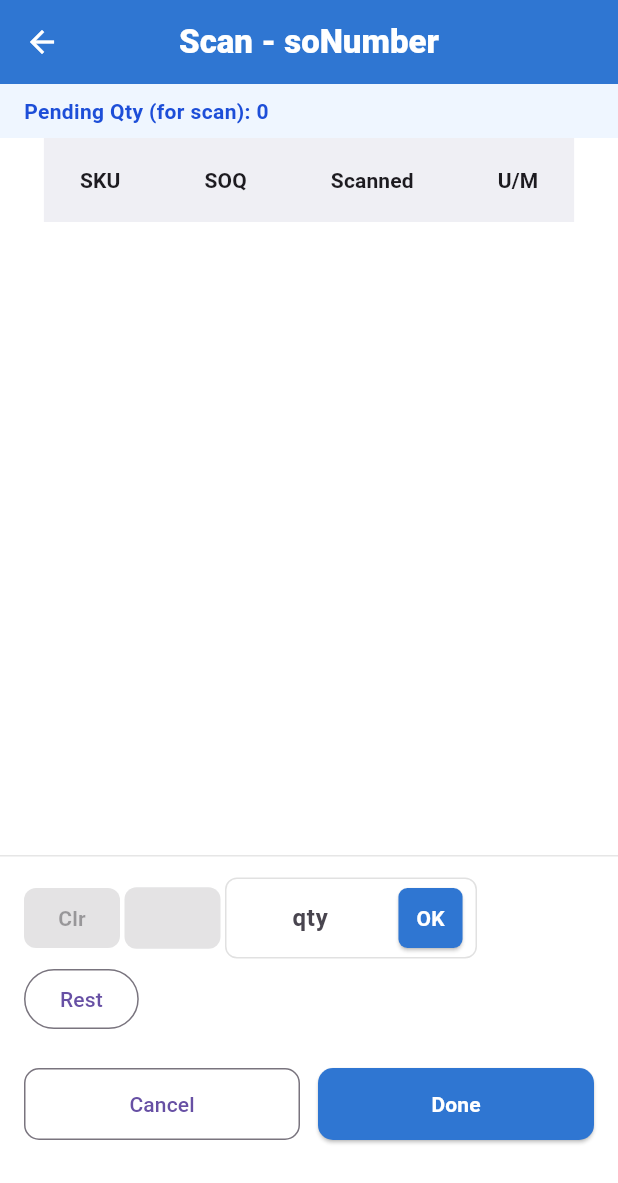
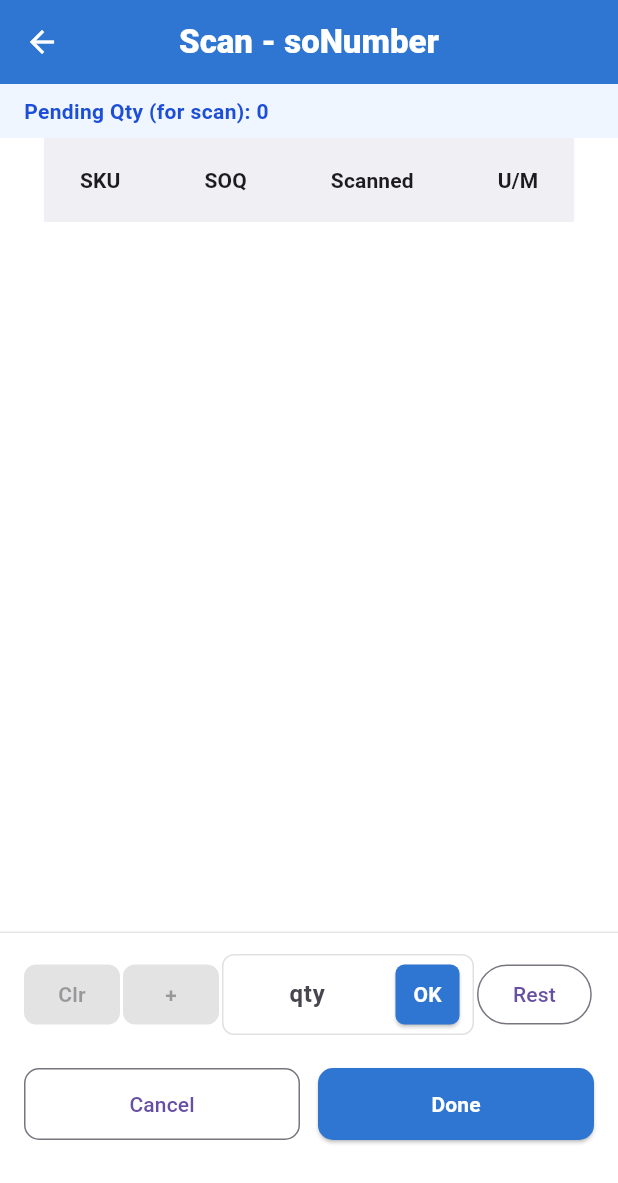
Before and after one commit to remonkamal0/warehousescanner, a Flutter app: the ScanScreen screen opened by its route, on a phone screen of 412 x 824 dp. Shown: the top 1183 px of the screen. Run offline on Flutter 3.47's test engine with Material 3 defaults, Android fonts, the light colour scheme and no system bars; network calls fail.

Commit message:
last version

```diff
--- a/lib/features/ScanScreen/ScanScreen.dart
+++ b/lib/features/ScanScreen/ScanScreen.dart
@@ -655,8 +655,8 @@
                     children: [
                       // صف الأدوات
                       Wrap(
-                        spacing: 3,
-                        runSpacing: 3,
+                        spacing: 2,
+                        runSpacing: 2,
                         crossAxisAlignment: WrapCrossAlignment.center,
                         children: [
                           _chipButton('Clr', onTap: _clearLine),
@@ -672,7 +672,7 @@
                               shape: RoundedRectangleBorder(
                                   borderRadius: BorderRadius.circular(8)),
                             ),
-                            child: const Text(''),
+                            child: const Text('+',style: TextStyle(fontWeight: FontWeight.w600),),
                           ),
                           _qtyBox(isTablet: isTablet),
                           OutlinedButton(
```
